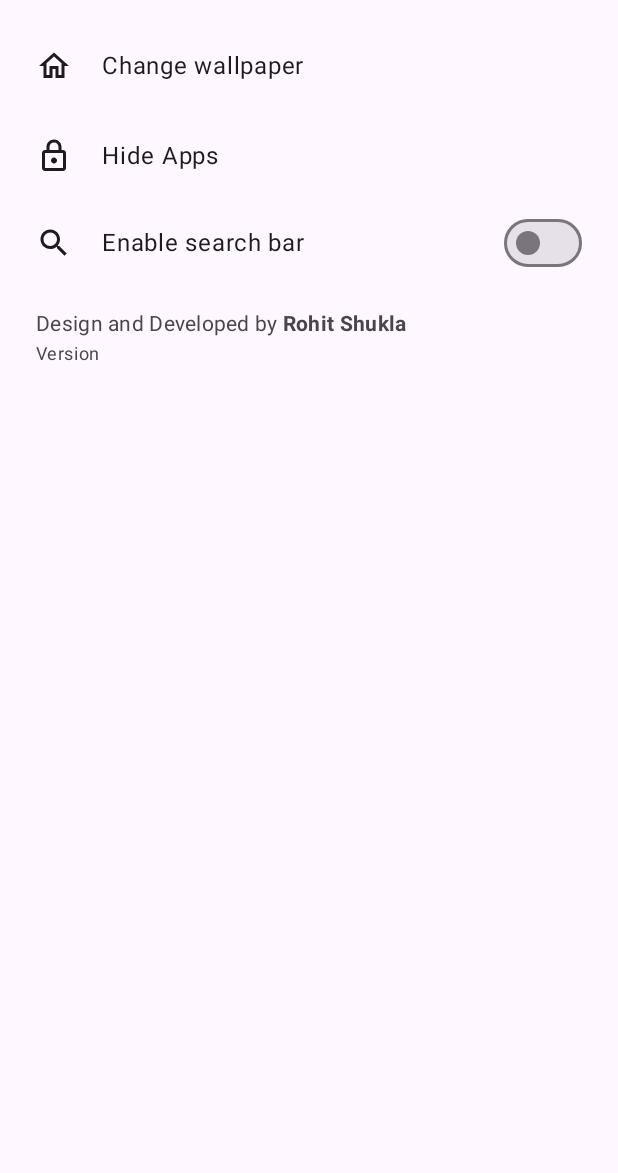
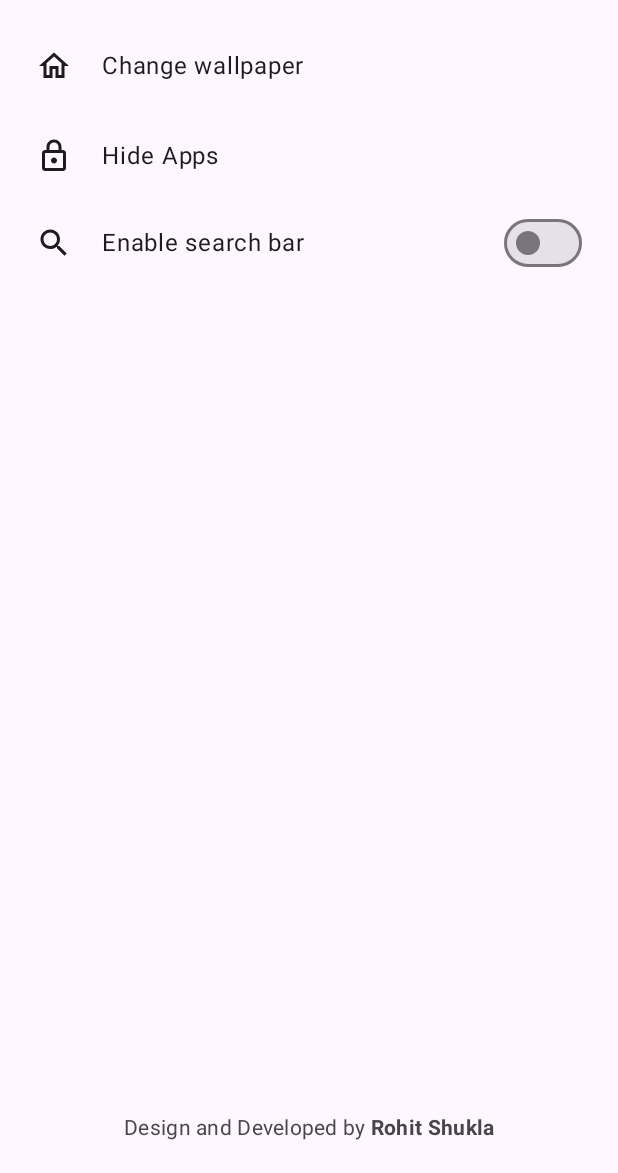
Before and after one commit to rohitshukla001/PixelLauncher, an Android app built with Jetpack Compose: the SettingsActivity screen opened directly, with no data from a screen before it, on a phone screen of 412 x 824 dp, the part 63-1236 px from its top. Run offline under Robolectric (Android 15) with nearby library versions, the phone set to English and light mode, and no system bars.

Commit message:
Centre the footer credit and remove the version from the UI
- The credit line now sits centred at the bottom of Settings, pinned
  below a weighted scroll area, so it stays aligned and balanced.
- Removed the on-screen app version and its string. The APK's
  versionName still increments for build identification.

Version 0.1.8.

```diff
--- a/app/build.gradle.kts
+++ b/app/build.gradle.kts
@@ -15,8 +15,8 @@ android {
         minSdk = 26
         targetSdk = 35
         // Bump for every APK handed out for testing, so the tester can tell builds apart (shown in Settings).
-        versionCode = 8
-        versionName = "0.1.7"
+        versionCode = 9
+        versionName = "0.1.8"
     }
 
     // Release signing reads keystore.properties at the project root (kept out of git):
--- a/app/src/main/java/dev/rohitshukla/pixellauncher/settings/SettingsApp.kt
+++ b/app/src/main/java/dev/rohitshukla/pixellauncher/settings/SettingsApp.kt
@@ -43,7 +43,6 @@ import androidx.compose.runtime.setValue
 import androidx.compose.ui.Alignment
 import androidx.compose.ui.Modifier
 import androidx.compose.ui.graphics.ImageBitmap
-import androidx.compose.ui.platform.LocalContext
 import androidx.compose.ui.res.stringResource
 import androidx.compose.ui.text.LinkAnnotation
 import androidx.compose.ui.text.SpanStyle
@@ -171,22 +170,22 @@ private fun MainScreen(
     onHideApps: () -> Unit,
     onBack: () -> Unit,
 ) {
+    Column(Modifier.fillMaxSize()) {
         Header(stringResource(R.string.settings_name), onBack)
-    Column(Modifier.verticalScroll(rememberScrollState())) {
+        Column(Modifier.weight(1f).verticalScroll(rememberScrollState())) {
             SettingsRow(stringResource(R.string.change_wallpaper), controller::changeWallpaper) { Icon(Icons.Outlined.Home, contentDescription = null) }
             SettingsRow(stringResource(R.string.hide_apps), onHideApps) { Icon(Icons.Outlined.Lock, contentDescription = null) }
             SwitchRow(stringResource(R.string.enable_search_bar), settings.searchBarEnabled, controller::setSearchBarEnabled) {
                 Icon(Icons.Outlined.Search, contentDescription = null)
             }
+        }
         Footer()
     }
 }
 
-/** Credit line, plus the build version so a tester can confirm which one they have. */
+/** Centred credit line pinned to the bottom. */
 @Composable
 private fun Footer() {
-    val context = LocalContext.current
-    val version = remember { context.packageManager.getPackageInfo(context.packageName, 0).versionName.orEmpty() }
     val prefix = stringResource(R.string.footer_credit_prefix)
     val name = stringResource(R.string.footer_author)
     // "Rohit Shukla" is a bold link (no underline, same colour), opening the author's site.
@@ -198,15 +197,13 @@ private fun Footer() {
             }
         }
     }
-    Column(Modifier.fillMaxWidth().padding(horizontal = 24.dp, vertical = 16.dp)) {
-        Text(credit, style = MaterialTheme.typography.bodyMedium, color = MaterialTheme.colorScheme.onSurfaceVariant)
     Text(
-            text = stringResource(R.string.version, version),
-            modifier = Modifier.padding(top = 2.dp),
-            style = MaterialTheme.typography.bodySmall,
+        text = credit,
+        modifier = Modifier.fillMaxWidth().padding(horizontal = 24.dp, vertical = 20.dp),
+        style = MaterialTheme.typography.bodyMedium,
         color = MaterialTheme.colorScheme.onSurfaceVariant,
+        textAlign = TextAlign.Center,
     )
-    }
 }
 
 private const val AUTHOR_URL = "https://info.rohitshukla.net/"
--- a/app/src/main/res/values/strings.xml
+++ b/app/src/main/res/values/strings.xml
@@ -48,7 +48,6 @@
     <string name="wallpaper_not_changed">Couldn\'t change the wallpaper</string>
     <string name="enable_search_bar">Enable search bar</string>
     <string name="set_as_default_home">Set Pixel Launcher as default home app</string>
-    <string name="version">Version %1$s</string>
     <string name="footer_credit_prefix" translatable="false">"Design and Developed by "</string>
     <string name="footer_author" translatable="false">Rohit Shukla</string>
 </resources>
```
Also changed, not shown: 3 other files. Lines whose indentation alone changed are shown as unchanged.
